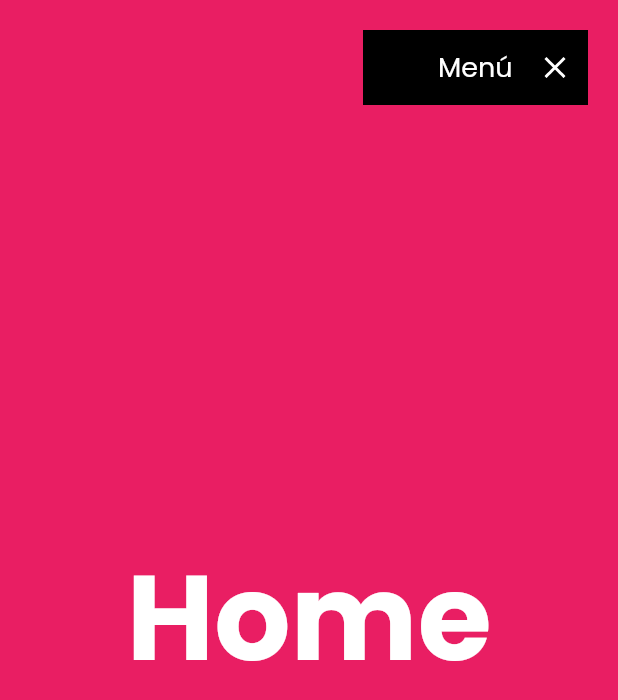
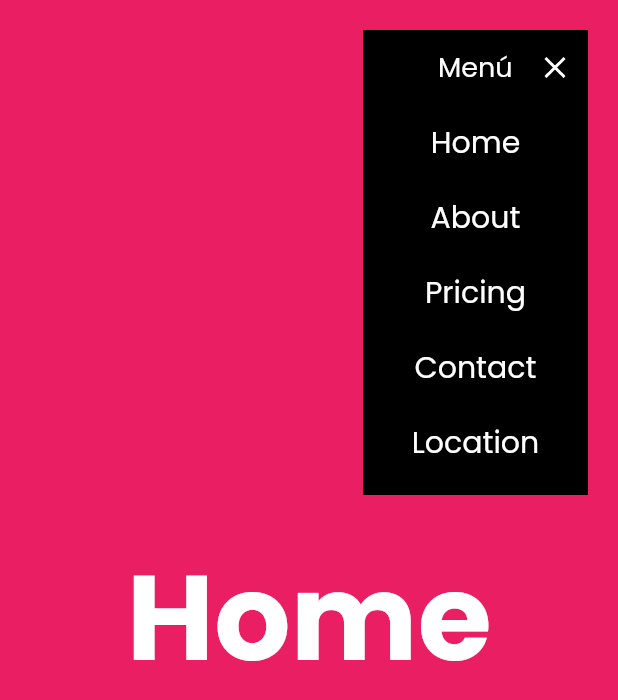
Before and after one commit to CesarArellano/Flutter-Web-Course, a Flutter app: the screen it shows after launch, after a tap on "Menú", on a phone screen of 412 x 824 dp. Shown: the top 700 px of the screen. Run offline on Flutter 3.47's test engine with Material 2 defaults, Android fonts, the phone set to English and light mode, and no system bars; our stand-ins replace fluro, get_it, google_fonts.

Commit message:
Added CustomMenuItems

```diff
--- a/flutter_landing_page/lib/ui/pages/shared/custom_app_menu.dart
+++ b/flutter_landing_page/lib/ui/pages/shared/custom_app_menu.dart
@@ -1,5 +1,7 @@
 import 'package:flutter/material.dart';
 import 'package:google_fonts/google_fonts.dart';
+
+import 'custom_menu_item.dart';
 
 class CustomAppMenu extends StatefulWidget {
   const CustomAppMenu({Key? key}) : super(key: key);
@@ -37,8 +39,67 @@
         child: Container(
           padding: const EdgeInsets.symmetric(horizontal: 10),
           width: 150,
+          height: isOpen ? 310 : 50,
+          color: Colors.black,
+          child: Column(
+            children: [
+              _MenuTitle(isOpen: isOpen, controller: _controller),
+              if( isOpen )
+              ...[
+                CustomMenuItem(
+                  text: 'Home',
+                  onPressed:() {
+
+                  },
+                ),
+                CustomMenuItem(
+                  text: 'About',
+                  onPressed:() {
+
+                  },
+                ),
+                CustomMenuItem(
+                  text: 'Pricing',
+                  onPressed:() {
+
+                  },
+                ),
+                CustomMenuItem(
+                  text: 'Contact',
+                  onPressed:() {
+
+                  },
+                ),
+                CustomMenuItem(
+                  text: 'Location',
+                  onPressed:() {
+
+                  },
+                ),
+              ]
+            ],
+          ),
+        ),
+      ),
+    );
+  }
+}
+
+class _MenuTitle extends StatelessWidget {
+  const _MenuTitle({
+    Key? key,
+    required this.isOpen,
+    required AnimationController controller,
+  }) : _controller = controller, super(key: key);
+
+  final bool isOpen;
+  final AnimationController _controller;
+
+  @override
+  Widget build(BuildContext context) {
+    return SizedBox(
+      width: 150,
       height: 50,
-          color: Colors.black,
       child: Row(
         children: [
           AnimatedContainer(
@@ -55,8 +116,6 @@
           )
         ],
       ),
-        ),
-      ),
     );
   }
 }
--- /dev/null
+++ b/flutter_landing_page/lib/ui/pages/shared/custom_menu_item.dart
@@ -0,0 +1,49 @@
+import 'package:flutter/material.dart';
+import 'package:google_fonts/google_fonts.dart';
+
+class CustomMenuItem extends StatefulWidget {
+  const CustomMenuItem({
+    Key? key,
+    required this.text,
+    required this.onPressed
+  }) : super(key: key);
+
+  final String text;
+  final VoidCallback onPressed;
+
+  @override
+  State<CustomMenuItem> createState() => _CustomMenuItemState();
+}
+
+class _CustomMenuItemState extends State<CustomMenuItem> {
+
+  bool isHover = false;
+
+  @override
+  Widget build(BuildContext context) {
+    return MouseRegion(
+      onEnter: ( _ ) => setState(() => isHover = true),
+      onExit: ( _ ) => setState(() => isHover = false),
+      cursor: SystemMouseCursors.click,
+      child: GestureDetector(
+        onTap: widget.onPressed,
+        child: AnimatedContainer(
+          duration: const Duration(milliseconds: 200),
+          width: 150,
+          height: 50,
+          color: (isHover) ? Colors.pinkAccent : Colors.black,
+          child: Center(
+            child: Text(
+              widget.text,
+              style: GoogleFonts.poppins(
+                fontSize: 20,
+                color: Colors.white
+              ),
+            ),
+          ),
+        ),
+      ),
+
+    );
+  }
+}
```
Lines whose indentation alone changed are shown as unchanged.
